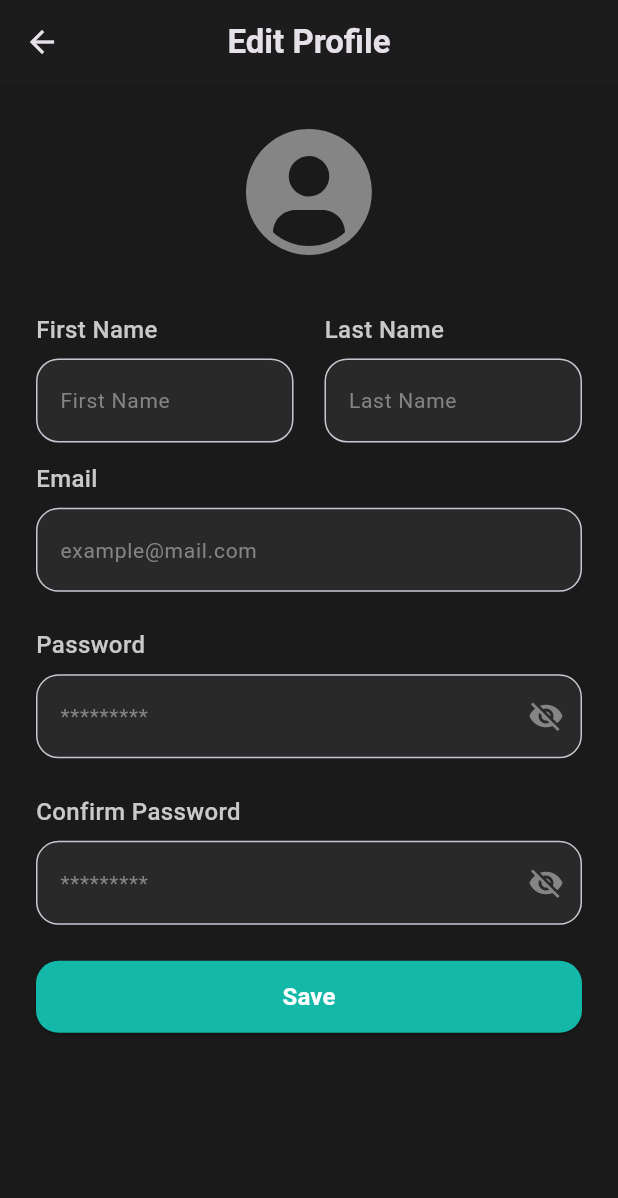
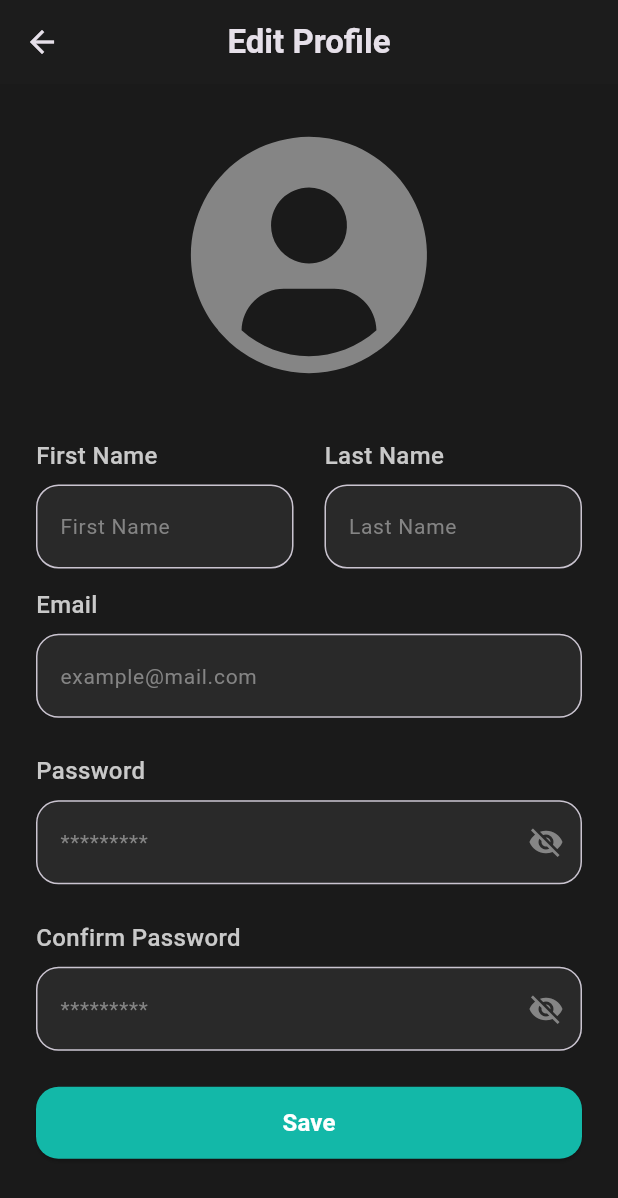
Before and after one commit to EventureITI/Mobile, a Flutter app: the EditProfileScreen screen opened directly, on a phone screen of 412 x 824 dp. Shown: the top 1198 px of the screen. Run offline on Flutter 3.47's test engine with Material 3 defaults, Android fonts, the phone set to English and light mode, and no system bars; our stand-ins replace carousel_slider, flutter_svg, image_picker.

```diff
--- a/lib/screens/profile_screens/edit_profile_screen.dart
+++ b/lib/screens/profile_screens/edit_profile_screen.dart
@@ -1,3 +1,5 @@
+import 'dart:io';
+
 import 'package:eventure/screens/auth_screens/login_screen.dart';
 import 'package:eventure/screens/home_screens/home_screen.dart';
 import 'package:eventure/screens/profile_screens/profile_tab.dart';
@@ -6,6 +8,7 @@ import 'package:eventure/widgets/custom_input_field.dart';
 import 'package:eventure/widgets/custom_text.dart';
 import 'package:flutter/material.dart';
 import 'package:flutter_svg/svg.dart';
+import 'package:image_picker/image_picker.dart';
 
 class EditProfileScreen extends StatefulWidget {
   const EditProfileScreen({super.key});
@@ -17,6 +20,8 @@ class EditProfileScreen extends StatefulWidget {
 class _EditProfileScreenState extends State<EditProfileScreen> {
   bool _obscureText = true;
   bool _obscureTextConf = true;
+  File? _image;
+  final picker = ImagePicker();
 
   void togglePwVisiblity() {
     setState(() {
@@ -28,6 +33,24 @@ class _EditProfileScreenState extends State<EditProfileScreen> {
     setState(() {
       _obscureTextConf = !_obscureTextConf;
     });
+  }
+
+  // Pick Image
+  Future selectImage() async {
+    final pickedImage = await picker.pickImage(source: ImageSource.gallery);
+
+    setState(() {
+      if (pickedImage != null) {
+        _image = File(pickedImage.path);
+      }
+    });
+  }
+
+  // Upload Image
+  Future uploadImage() async {
+    if (_image == null) return;
+
+    String fileName = DateTime.now().millisecondsSinceEpoch.toString();
   }
 
   @override
@@ -69,10 +92,27 @@ class _EditProfileScreenState extends State<EditProfileScreen> {
                     width: MediaQuery.of(context).size.width,
                     child: Column(
                       children: <Widget>[
-                        SvgPicture.asset(
-                          "assets/icons/avatar_placeholder.svg",
-                          height: 96,
-                          width: 96,
+                        GestureDetector(
+                          onTap: () {
+                            selectImage();
+                          },
+                          child: _image == null
+                              ? SvgPicture.asset(
+                                  "assets/icons/avatar_placeholder.svg",
+                                  height: 180,
+                                  width: 180,
+                                )
+                              : Container(
+                                  height: 180,
+                                  width: 180,
+                                  child: ClipRRect(
+                                    borderRadius: BorderRadius.circular(120),
+                                    child: Image.file(
+                                      _image!,
+                                      fit: BoxFit.cover,
+                                    ),
+                                  ),
+                                ),
                         ),
                         SizedBox(height: 32),
                         Row(
--- a/pubspec.yaml
+++ b/pubspec.yaml
@@ -15,6 +15,7 @@ dependencies:
   cupertino_icons: ^1.0.6
   carousel_slider: ^5.0.0
   flutter_svg: ^2.0.10+1
+  image_picker: ^1.1.2
 
 dev_dependencies:
   flutter_test:
```
Also changed, not shown: pubspec.lock.
